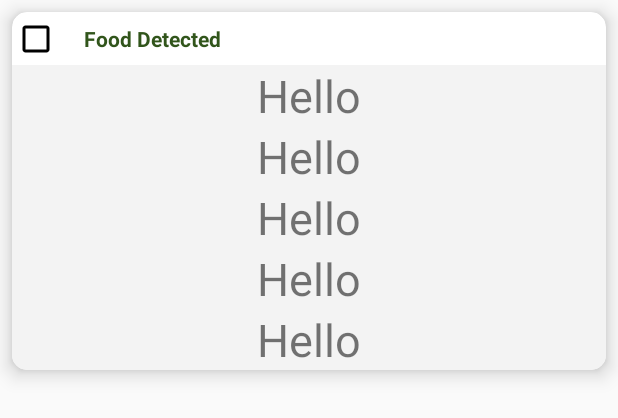
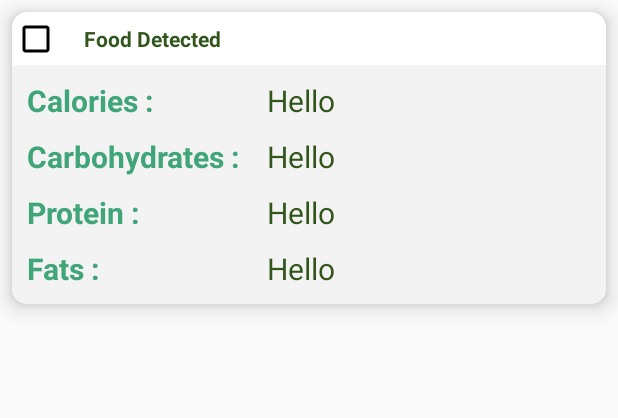
Before and after one commit to B0nitoFlakes/Nufo_AndroidApp, an Android app: the layout detect_food_with_details.xml on its own in the app's theme, with its tools: preview values and no code run, on a phone screen of 412 x 824 dp. Shown: the top 418 px of the screen. Run offline under Robolectric (Android 15) with nearby library versions, the light colour scheme and no system bars.

Commit message:
4 Aug 2024

```diff
--- a/app/src/main/java/com/example/nufo/Activities/FoodDiary/FoodDiaryDetailsActivity.java
+++ b/app/src/main/java/com/example/nufo/Activities/FoodDiary/FoodDiaryDetailsActivity.java
@@ -116,9 +116,9 @@ public class FoodDiaryDetailsActivity extends AppCompatActivity {
                 }
             });
         }
-
+        else
         {
-            Toast.makeText(FoodDiaryDetailsActivity.this, "Food name not passed", Toast.LENGTH_SHORT).show();
+            Toast.makeText(FoodDiaryDetailsActivity.this, "No Food Details Available" , Toast.LENGTH_SHORT).show();
         }
     }
     private void foodDeletion()
--- a/app/src/main/java/com/example/nufo/Adapters/DetectNamesAdapter.java
+++ b/app/src/main/java/com/example/nufo/Adapters/DetectNamesAdapter.java
@@ -70,8 +70,6 @@ public class DetectNamesAdapter extends RecyclerView.Adapter<DetectNamesAdapter.
             holder.textView_detectName.setText(result.name);
         }
 
-        holder.textView_detectId.setText(String.valueOf(result.id));
-
         holder.linearLayout_detectedFood.setVisibility(View.GONE);
         holder.random_list_container_detectFood.setOnClickListener(new View.OnClickListener() {
             @Override
@@ -79,7 +77,6 @@ public class DetectNamesAdapter extends RecyclerView.Adapter<DetectNamesAdapter.
                 int clickedPosition = holder.getAdapterPosition();
                 if (holder.linearLayout_detectedFood.getVisibility() == View.GONE) {
                     holder.linearLayout_detectedFood.setVisibility(View.VISIBLE);
-                    holder.textView_detectId.setText(String.valueOf(list.get(clickedPosition).id));
                     fetchNutritionDetails(holder, list.get(clickedPosition).id, count);
 
                 } else {
@@ -143,7 +140,6 @@ public class DetectNamesAdapter extends RecyclerView.Adapter<DetectNamesAdapter.
 
             random_list_container_detectFood = itemView.findViewById(R.id.random_list_container_detectFood);
             textView_detectName = itemView.findViewById(R.id.textView_detectName);
-            textView_detectId = itemView.findViewById(R.id.textView_detectId);
             textView_detectCal = itemView.findViewById(R.id.textView_detectCal);
             textView_detectCarb = itemView.findViewById(R.id.textView_detectCarb);
             textView_detectProtein = itemView.findViewById(R.id.textView_detectProtein);
--- a/app/src/main/res/layout/detect_food_with_details.xml
+++ b/app/src/main/res/layout/detect_food_with_details.xml
@@ -50,48 +50,114 @@
             android:orientation="vertical"
             android:layout_height="wrap_content">
 
+            <LinearLayout
+                android:layout_marginTop="10dp"
+                android:orientation="horizontal"
+                android:layout_width="match_parent"
+                android:layout_height="wrap_content">
+
                 <TextView
-                android:id="@+id/textView_detectId"
+                    android:text="Calories : "
+                    android:textSize="20sp"
+                    android:textColor="@color/green"
+                    android:paddingLeft="10dp"
+                    android:textStyle="bold"
+                    android:layout_width="170dp"
+                    android:layout_height="wrap_content"/>
+
+                <TextView
+                    android:id="@+id/textView_detectCal"
                     android:text="Hello"
-                android:textSize="30sp"
-                android:gravity="center"
+                    android:layout_weight="1"
+                    android:textColor="@color/darkGreen"
+                    android:textSize="20sp"
                     android:layout_width="match_parent"
                     android:layout_height="wrap_content"
                     tools:ignore="HardcodedText" />
 
+            </LinearLayout>
+
+            <LinearLayout
+                android:layout_marginTop="10dp"
+                android:orientation="horizontal"
+                android:layout_width="match_parent"
+                android:layout_height="wrap_content">
+
                 <TextView
-                android:id="@+id/textView_detectCal"
+                    android:text="Carbohydrates : "
+                    android:textSize="20sp"
+                    android:textColor="@color/green"
+                    android:paddingLeft="10dp"
+                    android:textStyle="bold"
+                    android:layout_width="170dp"
+                    android:layout_height="wrap_content"/>
+
+                <TextView
+                    android:id="@+id/textView_detectCarb"
                     android:text="Hello"
-                android:textSize="30sp"
-                android:gravity="center"
+                    android:layout_weight="1"
+                    android:textColor="@color/darkGreen"
+                    android:textSize="20sp"
                     android:layout_width="match_parent"
                     android:layout_height="wrap_content"
                     tools:ignore="HardcodedText" />
 
+            </LinearLayout>
+
+            <LinearLayout
+                android:layout_marginTop="10dp"
+                android:orientation="horizontal"
+                android:layout_width="match_parent"
+                android:layout_height="wrap_content">
+
                 <TextView
-                android:id="@+id/textView_detectCarb"
+                    android:text="Protein : "
+                    android:textSize="20sp"
+                    android:textColor="@color/green"
+                    android:paddingLeft="10dp"
+                    android:textStyle="bold"
+                    android:layout_width="170dp"
+                    android:layout_height="wrap_content"/>
+
+                <TextView
+                    android:id="@+id/textView_detectProtein"
                     android:text="Hello"
-                android:textSize="30sp"
-                android:gravity="center"
+                    android:layout_weight="1"
+                    android:textColor="@color/darkGreen"
+                    android:textSize="20sp"
                     android:layout_width="match_parent"
                     android:layout_height="wrap_content"
                     tools:ignore="HardcodedText" />
+
+            </LinearLayout>
+
+            <LinearLayout
+                android:layout_marginTop="10dp"
+                android:layout_marginBottom="10dp"
+                android:orientation="horizontal"
+                android:layout_width="match_parent"
+                android:layout_height="wrap_content">
+
                 <TextView
-                android:id="@+id/textView_detectProtein"
+                    android:text="Fats : "
+                    android:textSize="20sp"
+                    android:textColor="@color/green"
+                    android:paddingLeft="10dp"
+                    android:textStyle="bold"
+                    android:layout_width="170dp"
+                    android:layout_height="wrap_content"/>
+
+                <TextView
+                    android:id="@+id/textView_detectFat"
                     android:text="Hello"
-                android:textSize="30sp"
-                android:gravity="center"
+                    android:layout_weight="1"
+                    android:textColor="@color/darkGreen"
+                    android:textSize="20sp"
                     android:layout_width="match_parent"
                     android:layout_height="wrap_content"
                     tools:ignore="HardcodedText" />
-            <TextView
-                android:id="@+id/textView_detectFat"
-                android:text="Hello"
-                android:textSize="30sp"
-                android:gravity="center"
-                android:layout_width="match_parent"
-                android:layout_height="wrap_content"
-                tools:ignore="HardcodedText" />
+
+            </LinearLayout>
         </LinearLayout>
     </LinearLayout>
 
```
Also changed, not shown: app/src/main/java/com/example/nufo/Activities/FoodRecognition/FoodRecognitionActivity.java (+10 -0 lines), app/src/main/java/com/example/nufo/Activities/ProfileAndAccount/EditProfileActivity.java (+15 -0 lines), app/src/main/res/layout/activity_food_diary.xml (+5 -5 lines), app/src/main/res/layout/bottom_sheet_layout_recognition.xml (+11 -1 lines). Lines whose indentation alone changed are shown as unchanged.
